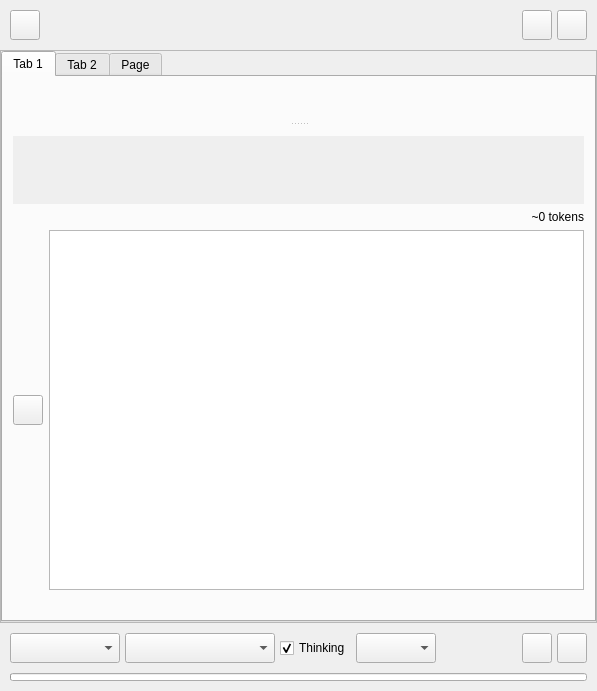
The window that src/airunner/components/chat/gui/widgets/templates/chat_prompt.ui (Capsize-Games/airunner) describes before a commit, drawn with Qt 5.
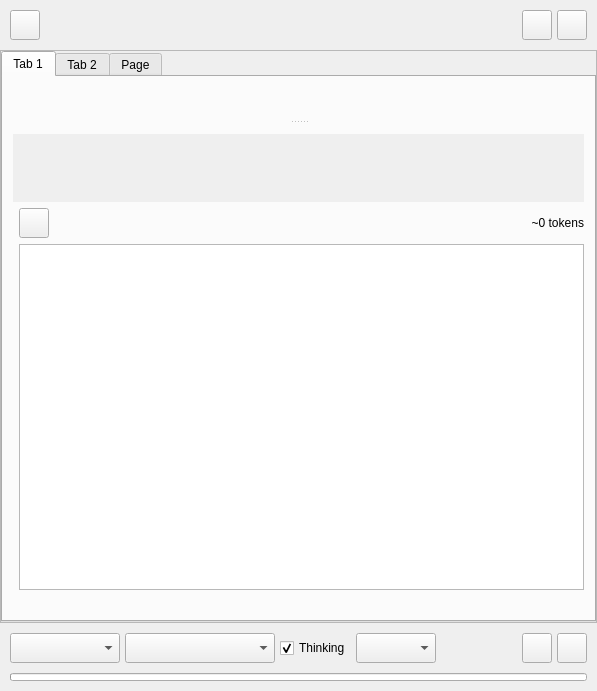
The same window after the commit. Icons and pictures are not drawn. Custom widgets are drawn as their Qt base class.

The edit to the form file:
```diff
--- a/src/airunner/components/chat/gui/widgets/templates/chat_prompt.ui
+++ b/src/airunner/components/chat/gui/widgets/templates/chat_prompt.ui
@@ -295,6 +295,45 @@
                   <property name="bottomMargin">
                    <number>0</number>
                   </property>
+                  <item row="5" column="1">
+                   <layout class="QHBoxLayout" name="horizontalLayout_4">
+                    <item>
+                     <widget class="QLabel" name="last_message_tokens">
+                      <property name="sizePolicy">
+                       <sizepolicy hsizetype="Minimum" vsizetype="Minimum">
+                        <horstretch>0</horstretch>
+                        <verstretch>0</verstretch>
+                       </sizepolicy>
+                      </property>
+                      <property name="styleSheet">
+                       <string notr="true"/>
+                      </property>
+                      <property name="text">
+                       <string/>
+                      </property>
+                     </widget>
+                    </item>
+                    <item>
+                     <widget class="QLabel" name="total_tokens">
+                      <property name="sizePolicy">
+                       <sizepolicy hsizetype="Minimum" vsizetype="Minimum">
+                        <horstretch>0</horstretch>
+                        <verstretch>0</verstretch>
+                       </sizepolicy>
+                      </property>
+                      <property name="styleSheet">
+                       <string notr="true"/>
+                      </property>
+                      <property name="text">
+                       <string/>
+                      </property>
+                      <property name="alignment">
+                       <set>Qt::AlignmentFlag::AlignRight|Qt::AlignmentFlag::AlignTrailing|Qt::AlignmentFlag::AlignVCenter</set>
+                      </property>
+                     </widget>
+                    </item>
+                   </layout>
+                  </item>
                   <item row="0" column="0" colspan="2">
                    <widget class="QScrollArea" name="attachments_scroll_area">
                     <property name="sizePolicy">
@@ -332,8 +371,8 @@
                       <rect>
                        <x>0</x>
                        <y>0</y>
-                       <width>0</width>
-                       <height>0</height>
+                       <width>571</width>
+                       <height>68</height>
                       </rect>
                      </property>
                      <layout class="QHBoxLayout" name="attachments_layout">
@@ -357,25 +396,8 @@
                    </widget>
                   </item>
                   <item row="1" column="1">
-                   <widget class="QLabel" name="token_count">
-                    <property name="sizePolicy">
-                     <sizepolicy hsizetype="Minimum" vsizetype="Minimum">
-                      <horstretch>0</horstretch>
-                      <verstretch>0</verstretch>
-                     </sizepolicy>
-                    </property>
-                    <property name="styleSheet">
-                     <string notr="true"/>
-                    </property>
-                    <property name="text">
-                     <string>~0 tokens</string>
-                    </property>
-                    <property name="alignment">
-                     <set>Qt::AlignmentFlag::AlignRight|Qt::AlignmentFlag::AlignTrailing|Qt::AlignmentFlag::AlignVCenter</set>
-                    </property>
-                   </widget>
-                  </item>
-                  <item row="2" column="0">
+                   <layout class="QHBoxLayout" name="horizontalLayout_5">
+                    <item>
                    <widget class="QPushButton" name="attach_button">
                     <property name="sizePolicy">
                      <sizepolicy hsizetype="Maximum" vsizetype="Maximum">
@@ -407,7 +429,28 @@
                     </property>
                    </widget>
                   </item>
-                  <item row="2" column="1">
+                    <item>
+                     <widget class="QLabel" name="token_count">
+                      <property name="sizePolicy">
+                       <sizepolicy hsizetype="Minimum" vsizetype="Minimum">
+                        <horstretch>0</horstretch>
+                        <verstretch>0</verstretch>
+                       </sizepolicy>
+                      </property>
+                      <property name="styleSheet">
+                       <string notr="true"/>
+                      </property>
+                      <property name="text">
+                       <string>~0 tokens</string>
+                      </property>
+                      <property name="alignment">
+                       <set>Qt::AlignmentFlag::AlignRight|Qt::AlignmentFlag::AlignTrailing|Qt::AlignmentFlag::AlignVCenter</set>
+                      </property>
+                     </widget>
+                    </item>
+                   </layout>
+                  </item>
+                  <item row="4" column="1">
                    <widget class="QPlainTextEdit" name="prompt">
                     <property name="sizePolicy">
                      <sizepolicy hsizetype="Expanding" vsizetype="Expanding">
@@ -429,45 +472,6 @@
                     </property>
                    </widget>
                   </item>
-                  <item row="3" column="1">
-                   <layout class="QHBoxLayout" name="horizontalLayout_4">
-                    <item>
-                     <widget class="QLabel" name="last_message_tokens">
-                      <property name="sizePolicy">
-                       <sizepolicy hsizetype="Minimum" vsizetype="Minimum">
-                        <horstretch>0</horstretch>
-                        <verstretch>0</verstretch>
-                       </sizepolicy>
-                      </property>
-                      <property name="styleSheet">
-                       <string notr="true"/>
-                      </property>
-                      <property name="text">
-                       <string/>
-                      </property>
-                     </widget>
-                    </item>
-                    <item>
-                     <widget class="QLabel" name="total_tokens">
-                      <property name="sizePolicy">
-                       <sizepolicy hsizetype="Minimum" vsizetype="Minimum">
-                        <horstretch>0</horstretch>
-                        <verstretch>0</verstretch>
-                       </sizepolicy>
-                      </property>
-                      <property name="styleSheet">
-                       <string notr="true"/>
-                      </property>
-                      <property name="text">
-                       <string/>
-                      </property>
-                      <property name="alignment">
-                       <set>Qt::AlignmentFlag::AlignRight|Qt::AlignmentFlag::AlignTrailing|Qt::AlignmentFlag::AlignVCenter</set>
-                      </property>
-                     </widget>
-                    </item>
-                   </layout>
-                  </item>
                  </layout>
                 </widget>
                </item>
```
Left out of the diff: 6 changed lines with no effect on the pictures. Lines whose indentation alone changed are shown as unchanged.
